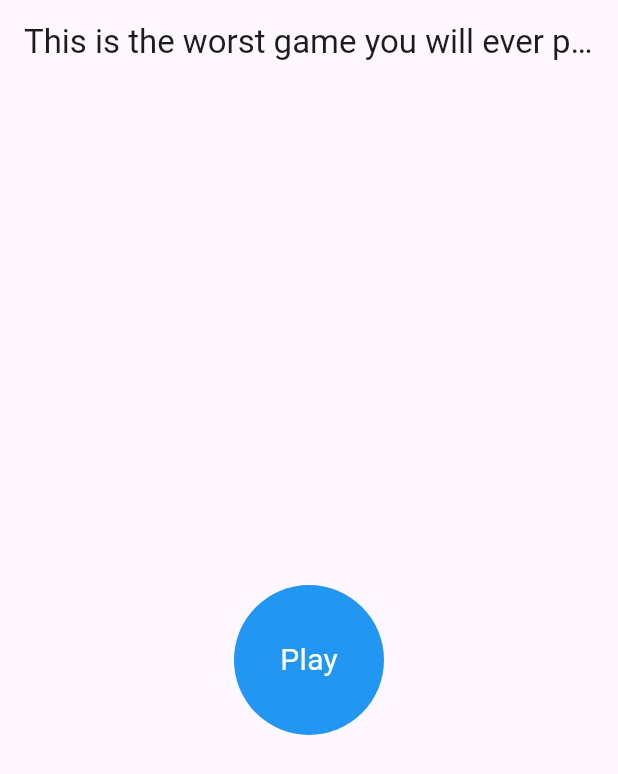
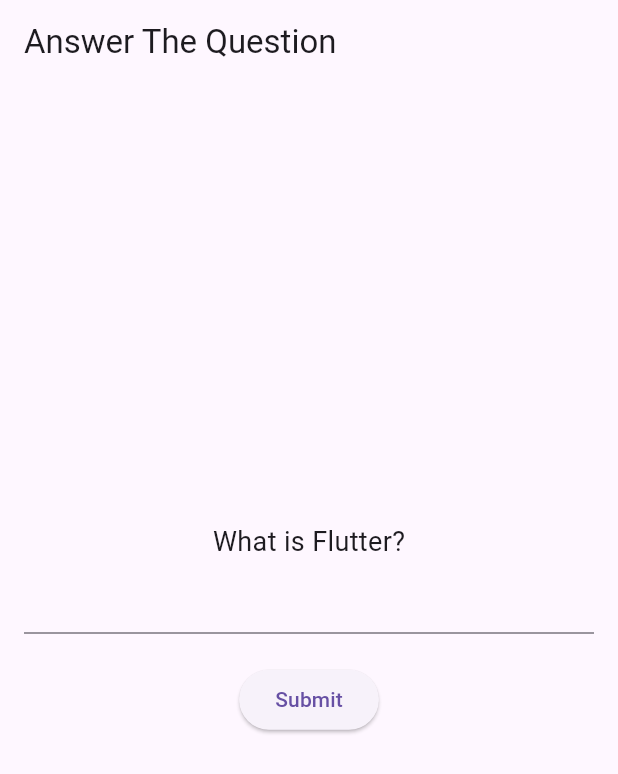
Before and after one commit to NickOlsen03/FlutterBird, a Flutter app: the screen it shows after launch, on a phone screen of 412 x 824 dp. Shown: the top 774 px of the screen. Run offline on Flutter 3.47's test engine with Material 3 defaults, Android fonts, the phone set to English and light mode, and no system bars.

Commit message:
This is the MVP of my flutter based Flappy bird game.

```diff
--- a/lib/LandingPage.dart
+++ b/lib/LandingPage.dart
@@ -1,21 +1,111 @@
 import 'package:flutter/material.dart';
 import 'package:flappyflutter/homepage.dart';
 
-class LandingPage extends StatelessWidget {
+class LandingPage extends StatefulWidget {
+  @override
+  _LandingPageState createState() => _LandingPageState();
+}
+
+class _LandingPageState extends State<LandingPage> {
+  int stage = 0;
+  int tapCount = 0;
+  final TextEditingController _controller = TextEditingController();
+  String _feedback = '';
+
+  void _nextStage() {
+    setState(() {
+      stage++;
+      _controller.clear();
+      _feedback = '';
+    });
+  }
+
+  void _checkAnswer(String correctAnswer) {
+    if (_controller.text.trim().toLowerCase() == correctAnswer.toLowerCase()) {
+      _nextStage();
+    } else {
+      setState(() {
+        _feedback = 'Incorrect answer. Try again.';
+      });
+    }
+  }
+
+  void _handleTap() {
+    setState(() {
+      tapCount++;
+      if (tapCount >= 100) {
+        Navigator.push(
+          context,
+          MaterialPageRoute(builder: (context) => HomePage()),
+        );
+      }
+    });
+  }
+
   @override
   Widget build(BuildContext context) {
+    if (stage == 0) {
+      return _buildQuestionPage(
+        question: 'What is Flutter?',
+        correctAnswer: 'A UI toolkit',
+      );
+    } else if (stage == 1) {
+      return _buildQuestionPage(
+        question: 'What language is used to write Flutter apps?',
+        correctAnswer: 'Dart',
+      );
+    } else if (stage == 2) {
+      return _buildQuestionPage(
+        question: 'What widget is used to create a scrollable list?',
+        correctAnswer: 'ListView',
+      );
+    } else {
+      return _buildFinalStage();
+    }
+  }
+
+  Widget _buildQuestionPage({required String question, required String correctAnswer}) {
+    return Scaffold(
+      appBar: AppBar(
+        title: Text('Answer The Question'),
+      ),
+      body: Padding(
+        padding: const EdgeInsets.all(16.0),
+        child: Column(
+          mainAxisAlignment: MainAxisAlignment.center,
+          children: [
+            Text(question, style: TextStyle(fontSize: 18)),
+            TextField(controller: _controller),
+            SizedBox(height: 20),
+            ElevatedButton(
+              onPressed: () => _checkAnswer(correctAnswer),
+              child: Text('Submit'),
+            ),
+            SizedBox(height: 20),
+            Text(_feedback, style: TextStyle(color: Colors.red)),
+          ],
+        ),
+      ),
+    );
+  }
+
+  Widget _buildFinalStage() {
     return Scaffold(
       appBar: AppBar(
         title: Text("This is the worst game you will ever play"),
       ),
       body: Center(
-        child: GestureDetector(
-          onTap: () {
-            Navigator.push(
-              context,
-              MaterialPageRoute(builder: (context) => HomePage()),
-            );
-          },
+        child: Column(
+          mainAxisAlignment: MainAxisAlignment.center,
+          children: [
+            Text(
+              "Tap the button 105 times to start the game.",
+              textAlign: TextAlign.center,
+              style: TextStyle(fontSize: 18),
+            ),
+            SizedBox(height: 20),
+            GestureDetector(
+              onTap: _handleTap,
               child: Container(
                 width: 100,
                 height: 100,
@@ -31,6 +121,13 @@
                 ),
               ),
             ),
+            SizedBox(height: 20),
+            Text(
+              "Taps: $tapCount",
+              style: TextStyle(fontSize: 18),
+            ),
+          ],
+        ),
       ),
     );
   }
```
Lines whose indentation alone changed are shown as unchanged.
